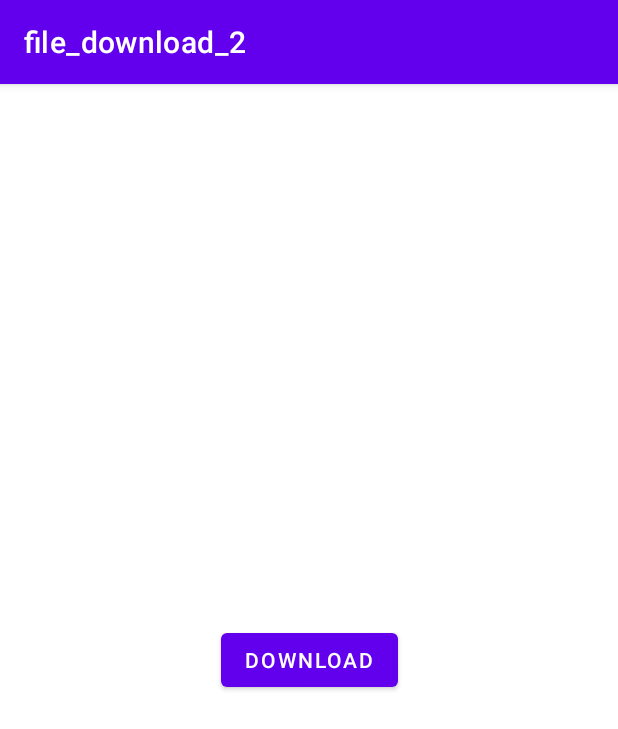
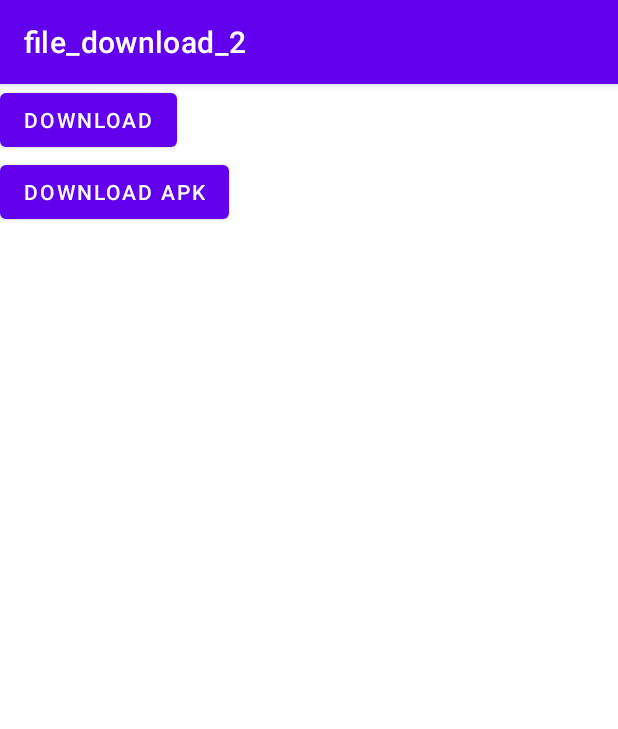
Before and after one commit to sakibsaeedsamad/file_download_with_retrofit, an Android app: the screen it shows after launch (MainActivity), on a phone screen of 412 x 824 dp. Shown: the top 729 px of the screen. Run offline under Robolectric (Android 15) with nearby library versions, the phone set to English and light mode, and no system bars.

```diff
--- a/app/src/main/AndroidManifest.xml
+++ b/app/src/main/AndroidManifest.xml
@@ -1,10 +1,12 @@
 <?xml version="1.0" encoding="utf-8"?>
 <manifest xmlns:android="http://schemas.android.com/apk/res/android"
+    xmlns:tools="http://schemas.android.com/tools"
     package="com.example.file_download_2">
 
     <uses-permission android:name="android.permission.INTERNET" />
     <uses-permission android:name="android.permission.WRITE_EXTERNAL_STORAGE" />
     <uses-permission android:name="android.permission.READ_EXTERNAL_STORAGE" />
+    <uses-permission android:name="android.permission.REQUEST_INSTALL_PACKAGES" />
 
     <application
         android:allowBackup="true"
@@ -13,7 +15,8 @@
         android:roundIcon="@mipmap/ic_launcher_round"
         android:supportsRtl="true"
         android:theme="@style/Theme.File_download_2"
-        android:usesCleartextTraffic="true">
+        android:usesCleartextTraffic="true"
+        >
 
         <provider
             android:name="androidx.core.content.FileProvider"
--- a/app/src/main/java/com/example/file_download_2/new/Api.kt
+++ b/app/src/main/java/com/example/file_download_2/new/Api.kt
@@ -11,4 +11,7 @@ interface Api {
     @POST("NoticeDownloadS")
     fun getFileType(@Field("id") id: String?): retrofit2.Call<ResponseBody>
 
+    @Streaming
+    @GET("App")
+    fun getApkFile(): retrofit2.Call<ResponseBody>
 }
--- a/app/src/main/res/layout/activity_main.xml
+++ b/app/src/main/res/layout/activity_main.xml
@@ -1,19 +1,21 @@
 <?xml version="1.0" encoding="utf-8"?>
-<androidx.constraintlayout.widget.ConstraintLayout xmlns:android="http://schemas.android.com/apk/res/android"
+<LinearLayout xmlns:android="http://schemas.android.com/apk/res/android"
     xmlns:app="http://schemas.android.com/apk/res-auto"
     xmlns:tools="http://schemas.android.com/tools"
     android:layout_width="match_parent"
     android:layout_height="match_parent"
+    android:orientation="vertical"
     tools:context=".MainActivity">
 
     <Button
         android:id="@+id/button"
         android:layout_width="wrap_content"
         android:layout_height="wrap_content"
-        android:text="download"
-        app:layout_constraintBottom_toBottomOf="parent"
-        app:layout_constraintLeft_toLeftOf="parent"
-        app:layout_constraintRight_toRightOf="parent"
-        app:layout_constraintTop_toTopOf="parent" />
+        android:text="download"/>
+    <Button
+        android:id="@+id/apkButton"
+        android:layout_width="wrap_content"
+        android:layout_height="wrap_content"
+        android:text="download Apk"/>
 
-</androidx.constraintlayout.widget.ConstraintLayout>
+</LinearLayout>
```
Also changed, not shown: app/src/main/java/com/example/file_download_2/MainActivity.kt (+85 -6 lines).
